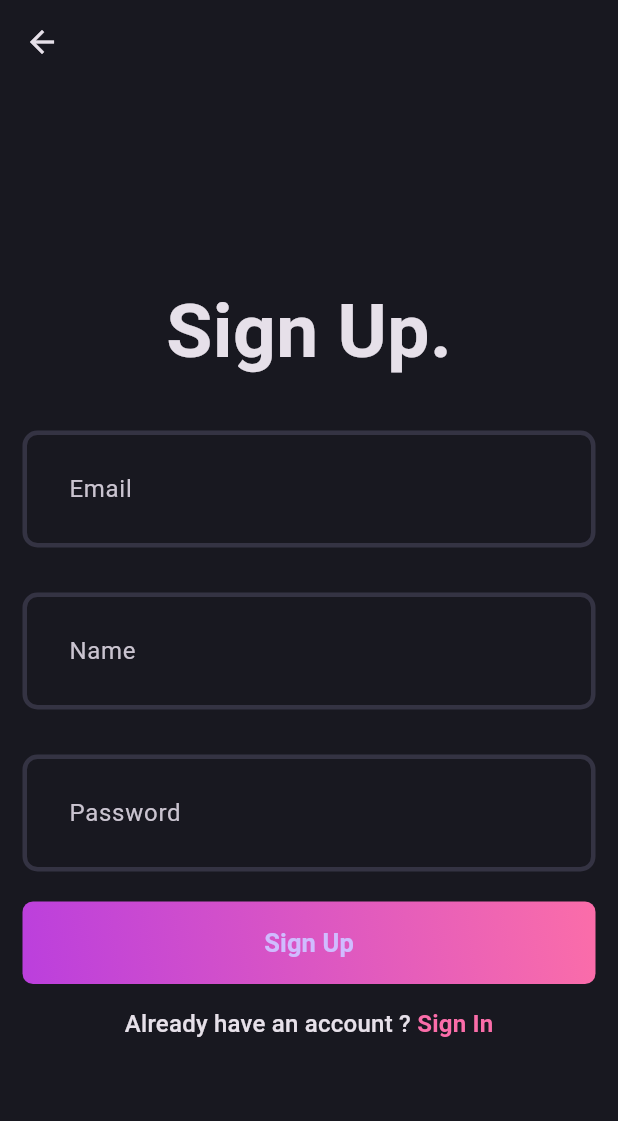
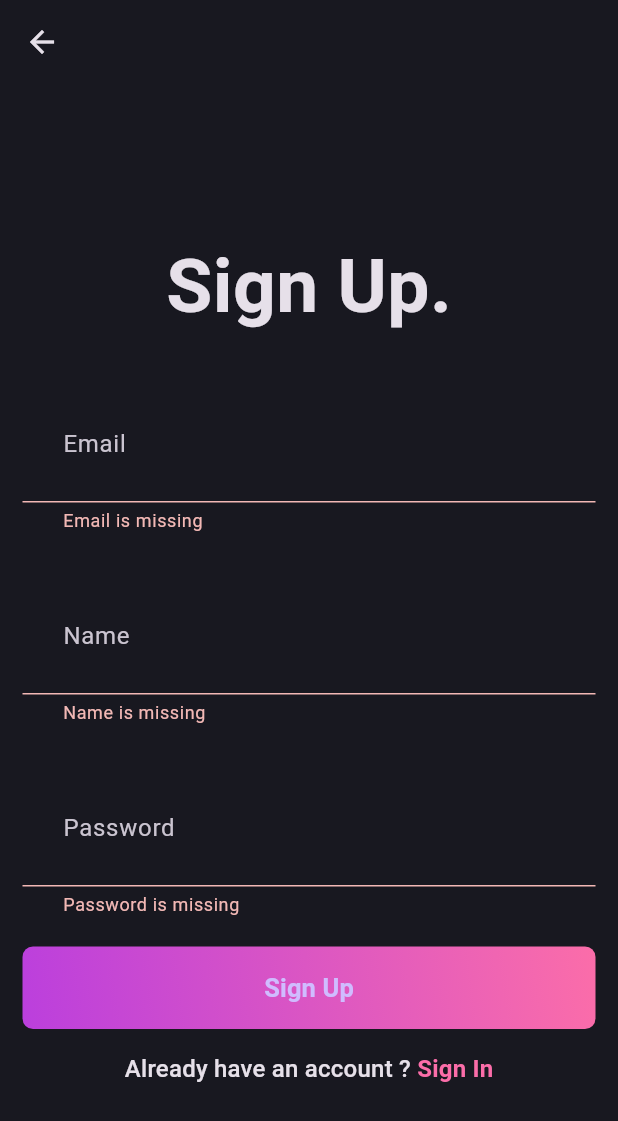
Before and after one commit to aneesmuhammeed/blog_app, a Flutter app: the SignUpPage screen opened directly, after a tap on "Sign Up", on a phone screen of 412 x 824 dp. Shown: the top 1121 px of the screen. Run offline on Flutter 3.47's test engine with Material 3 defaults, Android fonts, the phone set to English and light mode, and no system bars; our stand-ins replace flutter_bloc, fpdart, supabase_flutter; accounts and stored records are empty.

Commit message:
Refactor authentication flow: implement BLoC pattern, add user sign-up functionality, and remove dotenv dependency

```diff
--- /dev/null
+++ b/lib/core/usecase/usecase.dart
@@ -0,0 +1,6 @@
+import 'package:fpdart/fpdart.dart';
+import 'package:newflu/core/error/failures.dart';
+
+abstract interface class UseCase<SuccessType, Params> {
+  Future<Either<Failure, SuccessType>> call(Params params);
+}
--- a/lib/feature/auth/data/datasources/auth_remote_data_source.dart
+++ b/lib/feature/auth/data/datasources/auth_remote_data_source.dart
@@ -42,6 +42,7 @@
       if (response.user == null) {
         throw ServerException("user is null");
       }
+
       return response.user!.id;
     } catch (e) {
       throw ServerException(e.toString());
--- /dev/null
+++ b/lib/feature/auth/data/repositories/auth_repository_impl.dart
@@ -0,0 +1,37 @@
+import 'package:fpdart/fpdart.dart';
+import 'package:newflu/core/error/exceptions.dart';
+import 'package:newflu/core/error/failures.dart';
+import 'package:newflu/feature/auth/data/datasources/auth_remote_data_source.dart';
+import 'package:newflu/feature/auth/domain/repository/auth_repository.dart';
+
+class AuthRepositoryImpl implements AuthRepository {
+  final AuthRemoteDataSource remoteDataSource;
+  const AuthRepositoryImpl(this.remoteDataSource);
+
+  @override
+  Future<Either<Failure, String>> loginInWithEmailPassword({
+    required String email,
+    required String password,
+  }) {
+    // TODO: implement loginInWithEmailPassword
+    throw UnimplementedError();
+  }
+
+  @override
+  Future<Either<Failure, String>> signUpWithEmailPassword({
+    required String name,
+    required String email,
+    required String password,
+  }) async {
+    try {
+      final userId = await remoteDataSource.signUpWithEmailPassword(
+        password: password,
+        email: email,
+        name: name,
+      );
+      return right(userId);
+    } on ServerException catch (e) {
+      return left(Failure(e.message));
+    }
+  }
+}
--- /dev/null
+++ b/lib/feature/auth/domain/usecases/user_sign_up.dart
@@ -0,0 +1,29 @@
+// ignore_for_file: public_member_api_docs, sort_constructors_first
+import 'package:fpdart/fpdart.dart';
+import 'package:newflu/core/error/failures.dart';
+import 'package:newflu/core/usecase/usecase.dart';
+import 'package:newflu/feature/auth/domain/repository/auth_repository.dart';
+
+class UserSignUp implements UseCase<String, UserSignUpParams> {
+  final AuthRepository authRepository;
+  UserSignUp(this.authRepository);
+  @override
+  Future<Either<Failure, String>> call(UserSignUpParams params) async {
+    return await authRepository.signUpWithEmailPassword(
+      name: params.name,
+      email: params.email,
+      password: params.password,
+    );
+  }
+}
+
+class UserSignUpParams {
+  final String password;
+  final String email;
+  final String name;
+  UserSignUpParams({
+    required this.password,
+    required this.email,
+    required this.name,
+  });
+}
--- /dev/null
+++ b/lib/feature/auth/presentation/bloc/auth_bloc.dart
@@ -0,0 +1,24 @@
+import 'package:flutter/material.dart';
+import 'package:flutter_bloc/flutter_bloc.dart';
+import 'package:newflu/feature/auth/domain/usecases/user_sign_up.dart';
+
+part 'auth_event.dart';
+part 'auth_state.dart';
+
+class AuthBloc extends Bloc<AuthEvent, AuthState> {
+  final UserSignUp _userSignUp;
+  AuthBloc({required UserSignUp userSignUp})
+    : _userSignUp = userSignUp,
+      super(AuthInitial()) {
+    on<AuthSignUp>((event, emit) async {
+      final res = await _userSignUp(
+        UserSignUpParams(
+          password: event.password,
+          email: event.email,
+          name: event.name,
+        ),
+      );
+      res.fold((l) => emit(AuthFailure(l.message)), (r) => emit(AuthSucess(r)));
+    });
+  }
+}
--- /dev/null
+++ b/lib/feature/auth/presentation/bloc/auth_event.dart
@@ -0,0 +1,12 @@
+part of 'auth_bloc.dart';
+
+@immutable
+sealed class AuthEvent {}
+
+final class AuthSignUp extends AuthEvent {
+  final String password;
+  final String name;
+  final String email;
+
+  AuthSignUp({required this.password, required this.name, required this.email});
+}
--- /dev/null
+++ b/lib/feature/auth/presentation/bloc/auth_state.dart
@@ -0,0 +1,18 @@
+part of 'auth_bloc.dart';
+
+@immutable
+sealed class AuthState {}
+
+final class AuthInitial extends AuthState {}
+
+final class AuthLoading extends AuthState {}
+
+final class AuthSucess extends AuthState {
+  final String uid;
+  AuthSucess(this.uid);
+}
+
+final class AuthFailure extends AuthState {
+  final String message;
+  AuthFailure(this.message);
+}
--- a/lib/feature/auth/presentation/pages/login_page.dart
+++ b/lib/feature/auth/presentation/pages/login_page.dart
@@ -49,7 +49,9 @@
                 isPassword: true,
               ),
               const SizedBox(height: 20),
-              AuthGradientButton(buttonText: "Sign In"),
+              AuthGradientButton(buttonText: "Sign In",onPressed: () {
+
+              },),
               const SizedBox(height: 15),
               GestureDetector(
                 onTap: () {
--- a/lib/feature/auth/presentation/pages/sigup_pages.dart
+++ b/lib/feature/auth/presentation/pages/sigup_pages.dart
@@ -1,5 +1,7 @@
 import 'package:flutter/material.dart';
+import 'package:flutter_bloc/flutter_bloc.dart';
 import 'package:newflu/core/theme/app_pallete.dart';
+import 'package:newflu/feature/auth/presentation/bloc/auth_bloc.dart';
 import 'package:newflu/feature/auth/presentation/pages/login_page.dart';
 import 'package:newflu/feature/auth/presentation/widgets/auth_gradient_button.dart';
 import 'package:newflu/feature/auth/presentation/widgets/auth_field.dart';
@@ -15,7 +17,7 @@
 
 class _SignUpPageState extends State<SignUpPage> {
   final emailController = TextEditingController();
-  final nameContoller = TextEditingController();
+  final nameController = TextEditingController();
   final passwordController = TextEditingController();
 
   final formKey = GlobalKey<FormState>();
@@ -24,7 +26,7 @@
   void dispose() {
     emailController.dispose();
     passwordController.dispose();
-    nameContoller.dispose();
+    nameController.dispose();
     super.dispose();
   }
 
@@ -46,7 +48,7 @@
               const SizedBox(height: 30),
               AuthField(hintText: "Email", controller: emailController),
               const SizedBox(height: 30),
-              AuthField(hintText: "Name", controller: nameContoller),
+              AuthField(hintText: "Name", controller: nameController),
               const SizedBox(height: 30),
               AuthField(
                 hintText: "Password",
@@ -54,7 +56,20 @@
                 isPassword: true,
               ),
               const SizedBox(height: 20),
-              AuthGradientButton(buttonText: "Sign Up"),
+              AuthGradientButton(
+                buttonText: "Sign Up",
+                onPressed: () {
+                  if (formKey.currentState!.validate()) {
+                    context.read<AuthBloc>().add(
+                      AuthSignUp(
+                        password: passwordController.text.trim(),
+                        name: nameController.text.trim(),
+                        email: emailController.text.trim(),
+                      ),
+                    );
+                  }
+                },
+              ),
               const SizedBox(height: 15),
               GestureDetector(
                 onTap: () {
--- a/lib/feature/auth/presentation/widgets/auth_gradient_button.dart
+++ b/lib/feature/auth/presentation/widgets/auth_gradient_button.dart
@@ -3,7 +3,8 @@
 
 class AuthGradientButton extends StatelessWidget {
   final String buttonText;
-  const AuthGradientButton({super.key,required this.buttonText});
+  final VoidCallback onPressed;
+  const AuthGradientButton({super.key, required this.buttonText,required this.onPressed});
 
   @override
   Widget build(BuildContext context) {
@@ -17,7 +18,7 @@
         borderRadius: BorderRadius.circular(7),
       ),
       child: ElevatedButton(
-        onPressed: () {},
+        onPressed: onPressed,
         style: ElevatedButton.styleFrom(
           fixedSize: const Size(395, 55),
           backgroundColor: AppPallete.transparentColor,
--- a/pubspec.yaml
+++ b/pubspec.yaml
@@ -36,7 +36,8 @@
   cupertino_icons: ^1.0.8
   fpdart: ^1.2.0
   supabase_flutter: ^2.12.4
-  flutter_dotenv: ^5.0.2
+  flutter_bloc: ^9.1.1
+  get_it: ^9.2.1
 
 dev_dependencies:
   flutter_test:
```
Also changed, not shown: lib/core/secrets/supabase_secrets.dart (+2 -5 lines), lib/main.dart (+19 -5 lines), pubspec.lock, 4 other files.
